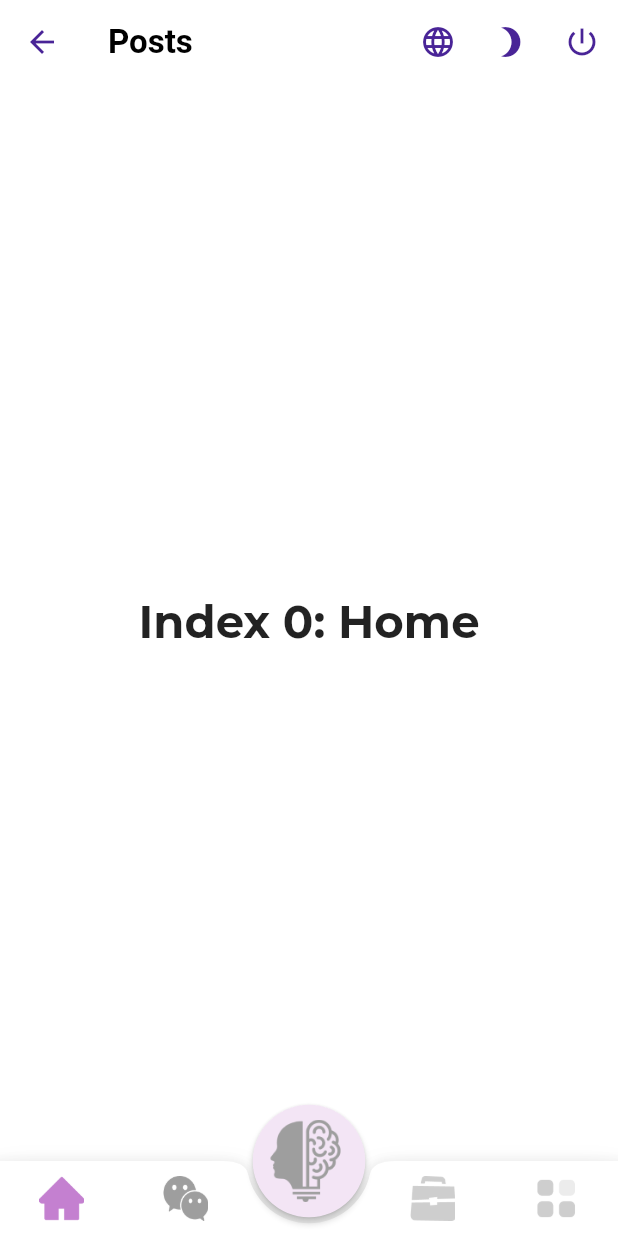
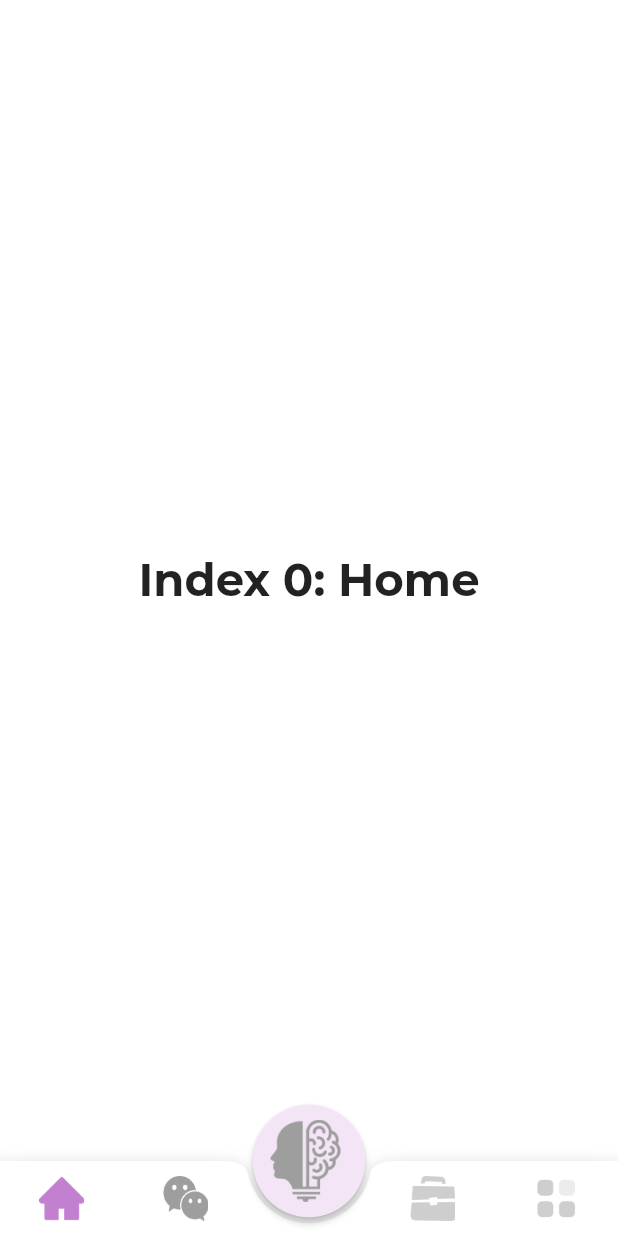
Before and after one commit to vinhtran313/MentalCare, a Flutter app: the HomeScreen screen opened by its route, on a phone screen of 412 x 824 dp. Run offline on Flutter 3.47's test engine with Material 2 defaults, Android fonts, the phone set to English and light mode, and no system bars; our stand-ins replace another_flushbar, dio, flutter_mobx, flutter_rating_bar, flutter_svg, get_it and 6 more; missing offline and left inert: material_dialog, xxtea; accounts and stored records are empty; generated files the repository leaves out were written again; network calls fail; project files that could hold a hidden picture were left out.

Commit message:
merge develop

```diff
--- a/lib/ui/courses/course_detail.dart
+++ b/lib/ui/courses/course_detail.dart
@@ -188,8 +188,9 @@ class _CourseDetailScreenState extends State<CourseDetailScreen> {
                                   ),
                                 ),
                                 onTap: () {
-                                  Navigator.of(context)
-                                      .pushNamed(Routes.my_courses);
+                                  Navigator.of(context).pushNamedAndRemoveUntil(
+                                      Routes.home,
+                                      (Route<dynamic> route) => false);
                                   // change user language based on selected locale
                                 },
                               )
--- a/lib/ui/home/home.dart
+++ b/lib/ui/home/home.dart
@@ -1,5 +1,6 @@
 import 'package:another_flushbar/flushbar_helper.dart';
 import 'package:boilerplate/data/sharedpref/constants/preferences.dart';
+import 'package:boilerplate/ui/courses/courses.dart';
 import 'package:boilerplate/utils/routes/routes.dart';
 import 'package:boilerplate/stores/language/language_store.dart';
 import 'package:boilerplate/stores/post/post_store.dart';
@@ -26,7 +27,7 @@ class _HomeScreenState extends State<HomeScreen> {
   int _selectedIndex = 0;
   static const TextStyle optionStyle =
       TextStyle(fontSize: 30, fontWeight: FontWeight.bold);
-  static const List<Widget> _widgetOptions = <Widget>[
+  static List<Widget> _widgetOptions = <Widget>[
     Text(
       'Index 0: Home',
       style: optionStyle,
@@ -35,10 +36,7 @@ class _HomeScreenState extends State<HomeScreen> {
       'Index 1: Chat',
       style: optionStyle,
     ),
-    Text(
-      'Index 3: List',
-      style: optionStyle,
-    ),
+    CoursesScreen(),
     Text(
       'Index 4: Settings',
       style: optionStyle,
@@ -88,7 +86,7 @@ class _HomeScreenState extends State<HomeScreen> {
   @override
   Widget build(BuildContext context) {
     return Scaffold(
-      appBar: _buildAppBar(),
+      // appBar: _buildAppBar(),
       body: Center(
         child: _widgetOptions.elementAt(_selectedIndex),
       ),
--- a/lib/ui/login/login.dart
+++ b/lib/ui/login/login.dart
@@ -287,7 +287,7 @@ class _LoginScreenState extends State<LoginScreen> {
       onPressed: () async {
         Future.delayed(Duration(milliseconds: 0), () {
           Navigator.of(context).pushNamedAndRemoveUntil(
-              Routes.courses, (Route<dynamic> route) => false);
+              Routes.home, (Route<dynamic> route) => false);
         });
       },
     );
```
